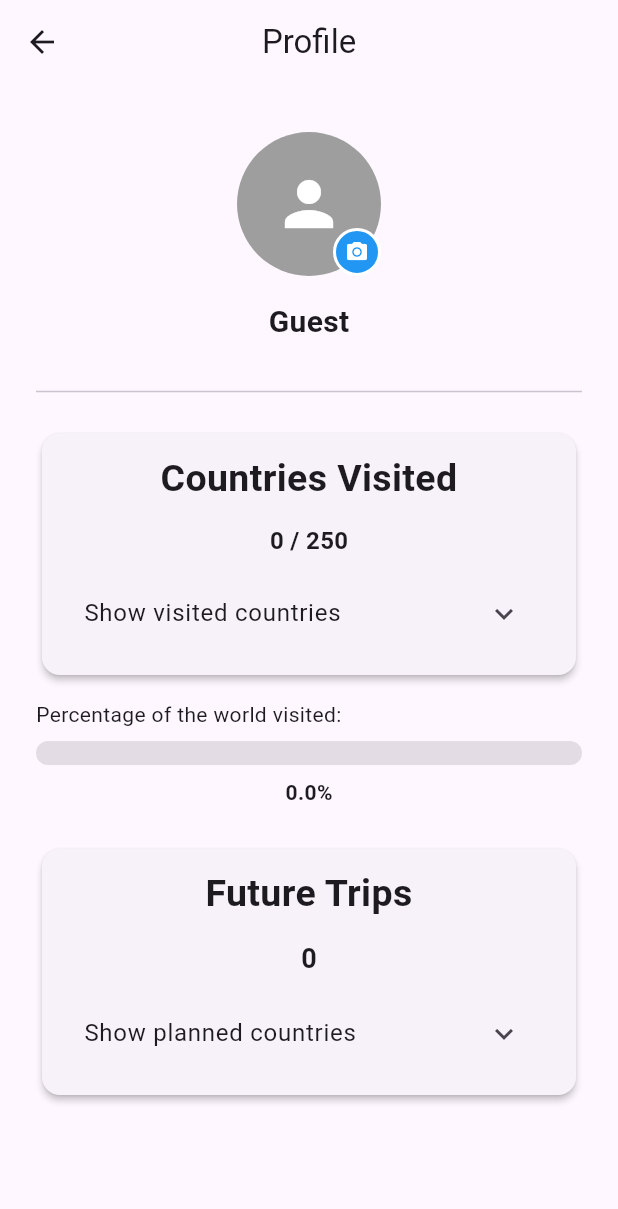
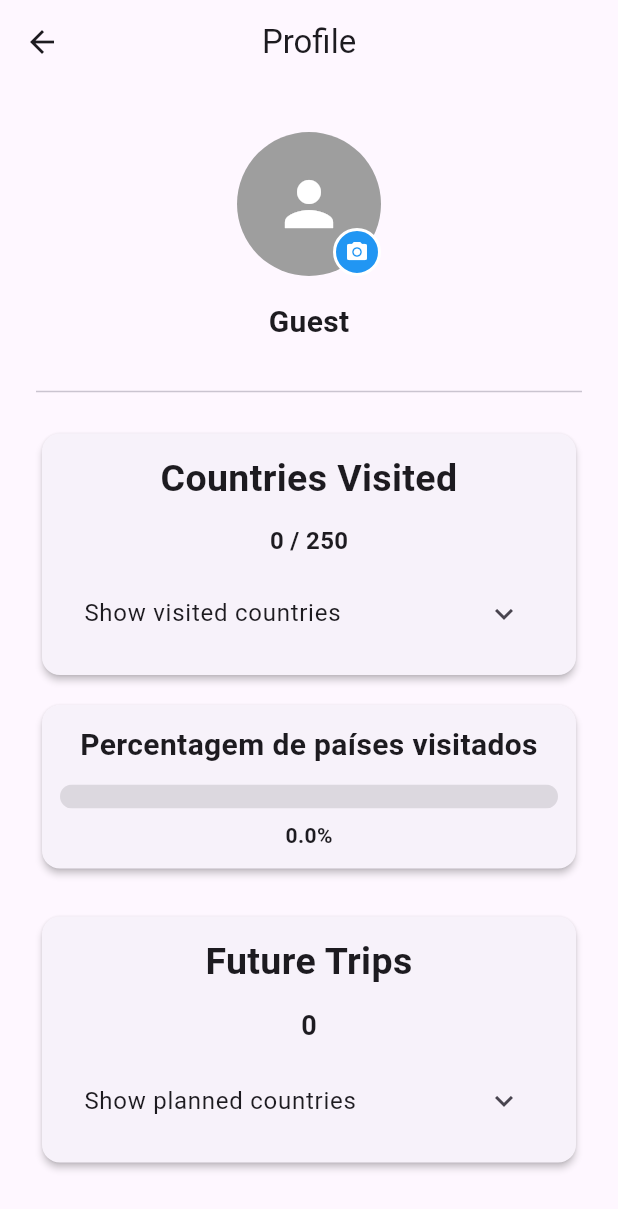
Before and after one commit to SchweizerDiem/WMap, a Flutter app: the ProfilePage screen opened directly, on a phone screen of 412 x 824 dp. Shown: the top 1209 px of the screen. Run offline on Flutter 3.47's test engine with Material 3 defaults, Android fonts, the phone set to English and light mode, and no system bars; our stand-ins replace flutter_svg, image_picker; missing offline and left inert: countries_world_map, country_flags; accounts and stored records are empty.

Commit message:
FEAT(profile visual update)

```diff
--- a/app/lib/pages/profile.dart
+++ b/app/lib/pages/profile.dart
@@ -219,20 +219,29 @@ class _ProfilePageState extends State<ProfilePage> {
                       ),
                     ),
                     const SizedBox(height: 12),
-                    // Label for the percentage (numeric percentage is shown inside the bar)
-                    Row(
-                      children: const [
-                        Text('Percentage of the world visited:'),
-                      ],
+                    // Percentage card: title + animated progress bar underneath
+                    Card(
+                      elevation: 2,
+                      shape: RoundedRectangleBorder(borderRadius: BorderRadius.circular(12)),
+                      child: Padding(
+                        padding: const EdgeInsets.all(12.0),
+                        child: Column(
+                          crossAxisAlignment: CrossAxisAlignment.center,
+                          children: [
+                            const Align(
+                              alignment: Alignment.center,
+                              child: Text(
+                                'Percentagem de países visitados',
+                                textAlign: TextAlign.center,
+                                style: TextStyle(fontSize: 20, fontWeight: FontWeight.bold),
                               ),
-                    const SizedBox(height: 8),
-                    // Animated visual progress bar corresponding to percent (0.0 - 1.0)
+                            ),
+                            const SizedBox(height: 12),
                             TweenAnimationBuilder<double>(
                               tween: Tween<double>(begin: 0.0, end: (percent / 100).clamp(0.0, 1.0)),
                               duration: const Duration(milliseconds: 700),
                               curve: Curves.easeOutCubic,
                               builder: (context, animatedValue, child) {
-                        // Determine a readable text color depending on primary color luminance
                                 final primary = Theme.of(context).colorScheme.primary;
                                 final displayedPercent = (animatedValue * 100).clamp(0.0, 100.0);
                                 return Column(
@@ -251,7 +260,6 @@ class _ProfilePageState extends State<ProfilePage> {
                                       ),
                                     ),
                                     const SizedBox(height: 8),
-                            // Animated percentage label centered below the bar
                                     Text(
                                       '${displayedPercent.toStringAsFixed(1)}%',
                                       style: TextStyle(
@@ -262,6 +270,10 @@ class _ProfilePageState extends State<ProfilePage> {
                                   ],
                                 );
                               },
+                            ),
+                          ],
+                        ),
+                      ),
                     ),
                   ],
                 );
```
Lines whose indentation alone changed are shown as unchanged.
